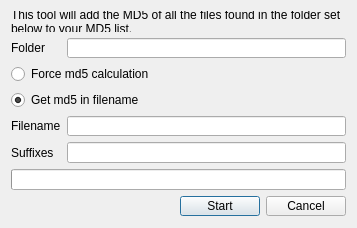
Old version of the form src/gui/src/utils/md5-fix/md5-fix.ui in the repository Bionus/imgbrd-grabber.
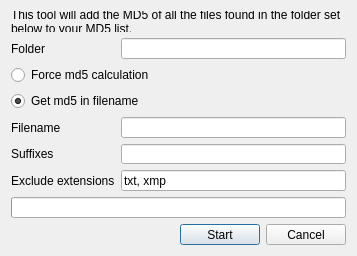
New version of the form. Icons and pictures are not drawn.

Commit message: feat: add excluded extension feature to MD5 fixer (fix #3285)

```diff
--- a/src/gui/src/utils/md5-fix/md5-fix.ui
+++ b/src/gui/src/utils/md5-fix/md5-fix.ui
@@ -68,7 +68,7 @@
    <item row="4" column="1">
     <widget class="QLineEdit" name="lineFilename"/>
    </item>
-   <item row="6" column="0" colspan="2">
+   <item row="7" column="0" colspan="2">
     <widget class="QProgressBar" name="progressBar">
      <property name="enabled">
       <bool>true</bool>
@@ -78,7 +78,7 @@
      </property>
     </widget>
    </item>
-   <item row="7" column="0" colspan="2">
+   <item row="8" column="0" colspan="2">
     <layout class="QHBoxLayout" name="horizontalLayout_4">
      <item>
       <spacer name="horizontalSpacer">
@@ -119,6 +119,20 @@
    <item row="5" column="1">
     <widget class="QLineEdit" name="lineSuffixes"/>
    </item>
+   <item row="6" column="0">
+    <widget class="QLabel" name="labelExcludeExtensions">
+     <property name="text">
+      <string>Exclude extensions</string>
+     </property>
+    </widget>
+   </item>
+   <item row="6" column="1">
+    <widget class="QLineEdit" name="lineExcludeExtensions">
+     <property name="text">
+      <string>txt, xmp</string>
+     </property>
+    </widget>
+   </item>
   </layout>
  </widget>
  <tabstops>
```
Left out of the diff: 4 changed lines with no effect on the pictures. The commit also changes 6 other files.
